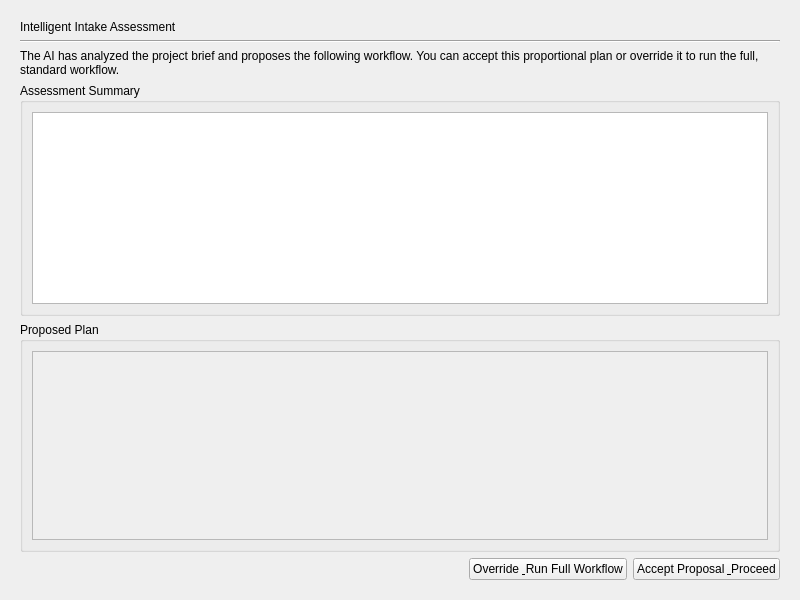
Above: gui/intake_assessment_page.ui from mariolewis/asdf_factory before the change. Below: the same form after it.
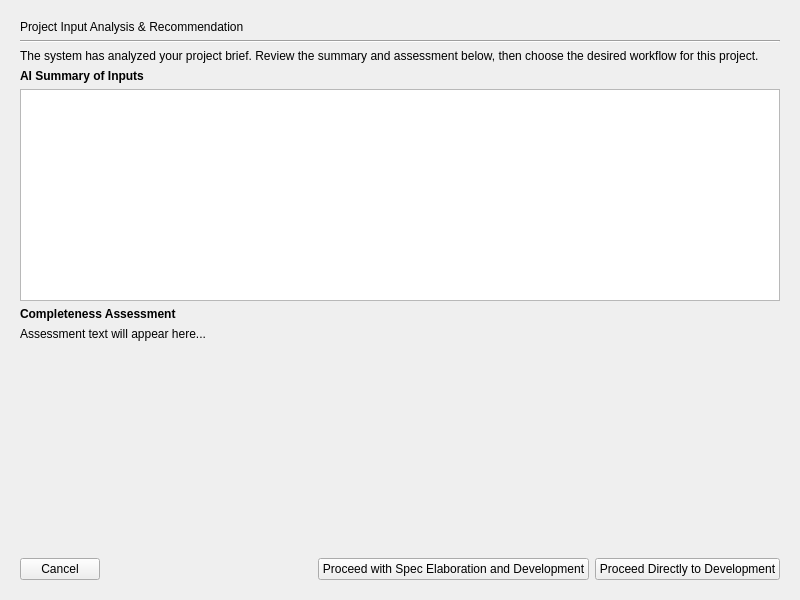
That is the form after the change.

Commit message: feat: Implement 'Informed Choice' intake workflow and fix UI bugs

The edit to the form file:
```diff
--- a/gui/intake_assessment_page.ui
+++ b/gui/intake_assessment_page.ui
@@ -13,7 +13,7 @@
   <property name="windowTitle">
    <string>Form</string>
   </property>
-  <layout class="QVBoxLayout" name="verticalLayout" stretch="0,0,0,0,1,0">
+  <layout class="QVBoxLayout" name="verticalLayout">
    <property name="leftMargin">
     <number>20</number>
    </property>
@@ -29,7 +29,7 @@
    <item>
     <widget class="QLabel" name="headerLabel">
      <property name="text">
-      <string>Intelligent Intake Assessment</string>
+      <string>Project Input Analysis &amp; Recommendation</string>
      </property>
     </widget>
    </item>
@@ -43,7 +43,7 @@
    <item>
     <widget class="QLabel" name="instructionLabel">
      <property name="text">
-      <string>The AI has analyzed the project brief and proposes the following workflow. You can accept this proportional plan or override it to run the full, standard workflow.</string>
+      <string>The system has analyzed your project brief. Review the summary and assessment below, then choose the desired workflow for this project.</string>
      </property>
      <property name="wordWrap">
       <bool>true</bool>
@@ -51,54 +51,58 @@
     </widget>
    </item>
    <item>
-    <widget class="QGroupBox" name="summaryGroupBox">
-     <property name="title">
-      <string>Assessment Summary</string>
+    <widget class="QLabel" name="summaryHeaderLabel">
+     <property name="text">
+      <string>&lt;b&gt;AI Summary of Inputs&lt;/b&gt;</string>
      </property>
-     <layout class="QVBoxLayout" name="verticalLayout_2">
-      <item>
-       <widget class="QTextEdit" name="summaryTextEdit">
-        <property name="readOnly">
-         <bool>true</bool>
-        </property>
-       </widget>
-      </item>
-     </layout>
     </widget>
    </item>
    <item>
-    <widget class="QGroupBox" name="planGroupBox">
-     <property name="title">
-      <string>Proposed Plan</string>
+    <widget class="QTextEdit" name="summaryTextEdit">
+     <property name="readOnly">
+      <bool>true</bool>
      </property>
-     <layout class="QVBoxLayout" name="verticalLayout_3">
-      <item>
-       <widget class="QScrollArea" name="scrollArea">
-        <property name="widgetResizable">
-         <bool>true</bool>
-        </property>
-        <widget class="QWidget" name="scrollAreaWidgetContents">
-         <property name="geometry">
-          <rect>
-           <x>0</x>
-           <y>0</y>
-           <width>742</width>
-           <height>123</height>
-          </rect>
-         </property>
-         <layout class="QVBoxLayout" name="verticalLayout_4">
-          <item>
-           <layout class="QFormLayout" name="planFormLayout"/>
-          </item>
-         </layout>
-        </widget>
-       </widget>
-      </item>
-     </layout>
     </widget>
    </item>
+   <item>
+    <widget class="QLabel" name="assessmentHeaderLabel">
+     <property name="text">
+      <string>&lt;b&gt;Completeness Assessment&lt;/b&gt;</string>
+     </property>
+    </widget>
+   </item>
+   <item>
+    <widget class="QLabel" name="completenessAssessmentLabel">
+     <property name="text">
+      <string>Assessment text will appear here...</string>
+     </property>
+     <property name="wordWrap">
+      <bool>true</bool>
+     </property>
+    </widget>
+   </item>
+   <item>
+    <spacer name="verticalSpacer">
+     <property name="orientation">
+      <enum>Qt::Vertical</enum>
+     </property>
+     <property name="sizeHint" stdset="0">
+      <size>
+       <width>20</width>
+       <height>40</height>
+      </size>
+     </property>
+    </spacer>
+   </item>
    <item>
     <layout class="QHBoxLayout" name="horizontalLayout">
+     <item>
+      <widget class="QPushButton" name="backButton">
+       <property name="text">
+        <string>Cancel</string>
+       </property>
+      </widget>
+     </item>
      <item>
       <spacer name="horizontalSpacer">
        <property name="orientation">
@@ -115,14 +119,14 @@
      <item>
       <widget class="QPushButton" name="overrideButton">
        <property name="text">
-        <string>Override &amp; Run Full Workflow</string>
+        <string>Proceed with Spec Elaboration and Development</string>
        </property>
       </widget>
      </item>
      <item>
       <widget class="QPushButton" name="acceptProposalButton">
        <property name="text">
-        <string>Accept Proposal &amp; Proceed</string>
+        <string>Proceed Directly to Development</string>
        </property>
       </widget>
      </item>
```
Left out of the diff: 4 changed lines with no effect on the pictures. The commit also changes 11 other files.
